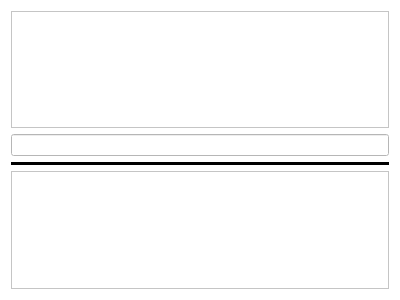
Old version of the form Qt/COMPorts/inputwindow.ui in the repository lDubsterl/Labs.
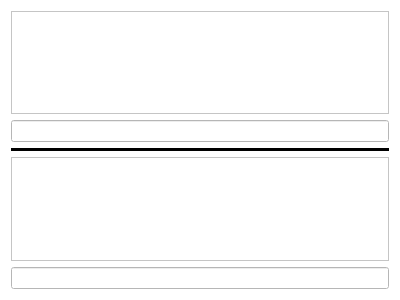
New version of the form.

Patch:
```diff
--- a/Qt/COMPorts/inputwindow.ui
+++ b/Qt/COMPorts/inputwindow.ui
@@ -49,6 +49,13 @@
      </property>
     </widget>
    </item>
+   <item>
+    <widget class="QLineEdit" name="frameState">
+     <property name="readOnly">
+      <bool>true</bool>
+     </property>
+    </widget>
+   </item>
   </layout>
  </widget>
  <resources/>
```
